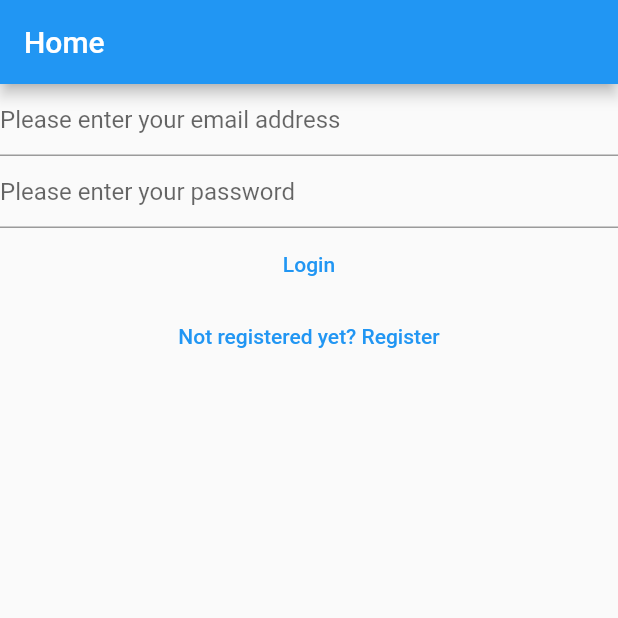
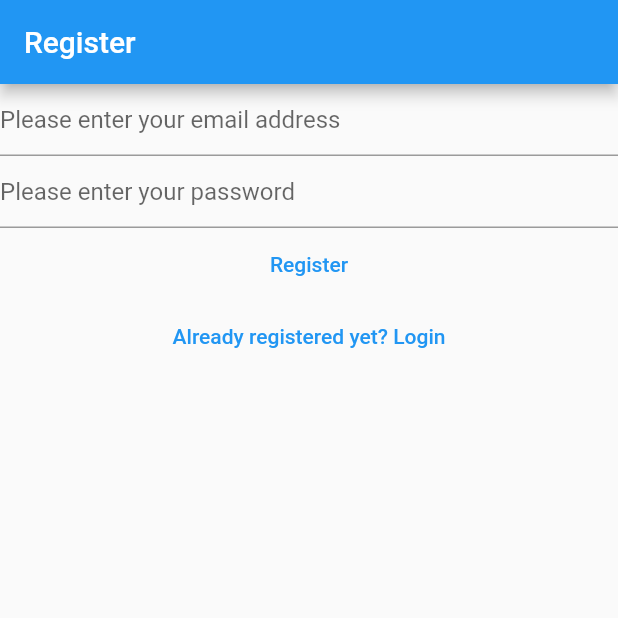
Before and after one commit to bakader07/notes_app, a Flutter app: the screen it shows after launch, after a tap on "Not registered yet? Register", on a phone screen of 412 x 824 dp, the top half of it. Run offline on Flutter 3.47's test engine with Material 2 defaults, Android fonts, the phone set to English and light mode, and no system bars; our stand-ins replace firebase_auth, firebase_core; accounts and stored records are empty.

Commit message:
linking register and login views

```diff
--- a/lib/main.dart
+++ b/lib/main.dart
@@ -16,6 +16,10 @@ void main() {
         primarySwatch: Colors.blue,
       ),
       home: const HomePage(),
+      routes: {
+        '/login/': (context) => const LoginView(),
+        '/register/': (context) => const RegisterView(),
+      },
     ),
   );
 }
--- a/lib/views/login_view.dart
+++ b/lib/views/login_view.dart
@@ -28,7 +28,9 @@ class _LoginViewState extends State<LoginView> {
 
   @override
   Widget build(BuildContext context) {
-    return Column(
+    return Scaffold(
+      appBar: AppBar(title: const Text('Login')),
+      body: Column(
         children: [
           TextField(
             controller: _emailController,
@@ -72,10 +74,14 @@ class _LoginViewState extends State<LoginView> {
             child: const Text('Login'),
           ),
           TextButton(
-          onPressed: () {},
+            onPressed: () {
+              Navigator.of(context)
+                  .pushNamedAndRemoveUntil('/register/', (route) => false);
+            },
             child: const Text('Not registered yet? Register'),
           )
         ],
+      ),
     );
   }
 }
--- a/lib/views/register_view.dart
+++ b/lib/views/register_view.dart
@@ -28,7 +28,9 @@ class _RegisterViewState extends State<RegisterView> {
 
   @override
   Widget build(BuildContext context) {
-    return Column(
+    return Scaffold(
+      appBar: AppBar(title: const Text('Register')),
+      body: Column(
         children: [
           TextField(
             controller: _emailController,
@@ -73,7 +75,15 @@ class _RegisterViewState extends State<RegisterView> {
             },
             child: const Text('Register'),
           ),
+          TextButton(
+            onPressed: () {
+              Navigator.of(context)
+                  .pushNamedAndRemoveUntil('/login/', (route) => false);
+            },
+            child: const Text('Already registered yet? Login'),
+          )
         ],
+      ),
     );
   }
 }
```
Lines whose indentation alone changed are shown as unchanged.
